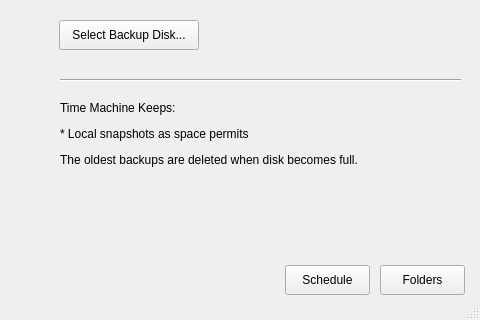
The window that src/gui.ui (GeovaneJefferson/timemachine) describes before a commit, drawn with Qt 5; both pictures show x 220 to 700 and y 130 to 450 of the 700 by 450 pixel window.
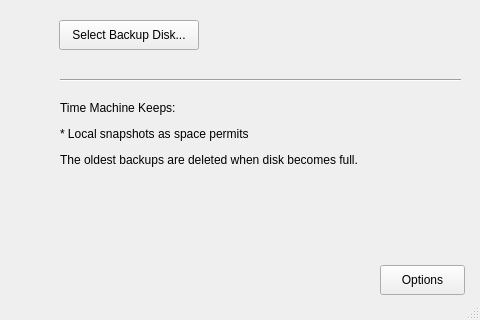
The same window after the commit. Icons and pictures are not drawn.

```diff
--- a/src/gui.ui
+++ b/src/gui.ui
@@ -56,7 +56,7 @@
      </rect>
     </property>
     <property name="text">
-     <string>Folders</string>
+     <string>Options</string>
     </property>
    </widget>
    <widget class="QPushButton" name="button_disk">
@@ -164,19 +164,6 @@
      <string>&lt;html&gt;&lt;head/&gt;&lt;body&gt;&lt;p&gt;Next backup: &lt;/p&gt;&lt;/body&gt;&lt;/html&gt;</string>
     </property>
    </widget>
-   <widget class="QPushButton" name="button_schedule">
-    <property name="geometry">
-     <rect>
-      <x>505</x>
-      <y>395</y>
-      <width>85</width>
-      <height>30</height>
-     </rect>
-    </property>
-    <property name="text">
-     <string>Schedule</string>
-    </property>
-   </widget>
    <widget class="QLabel" name="label_last_backup_2">
     <property name="geometry">
      <rect>
```
Left out of the diff: 2 changed lines with no effect on the pictures.
